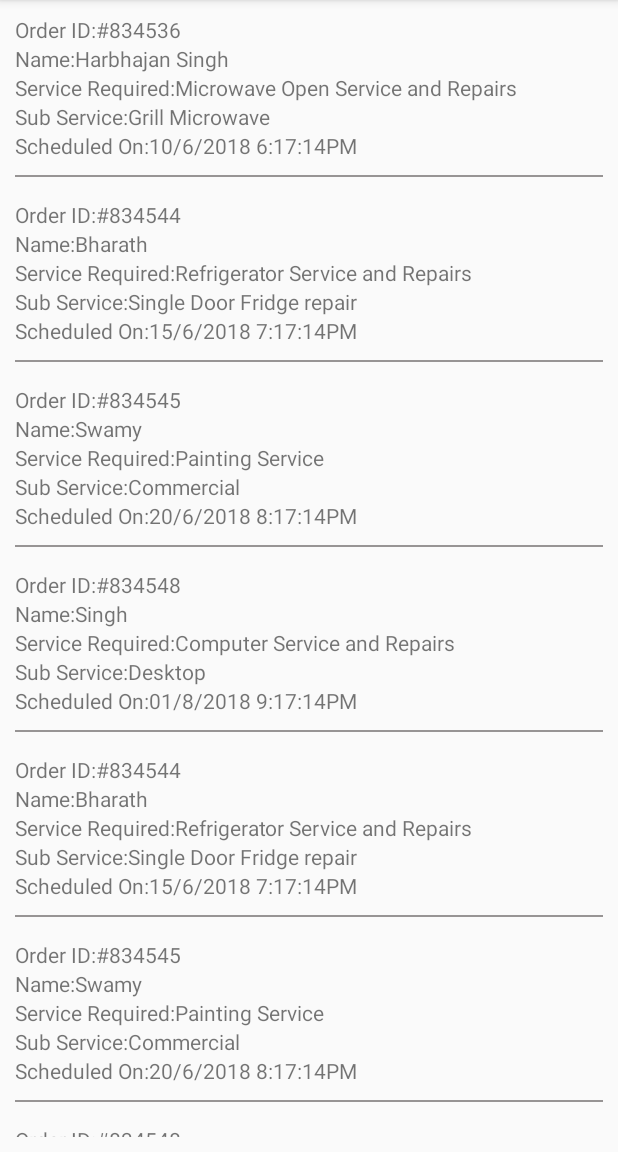
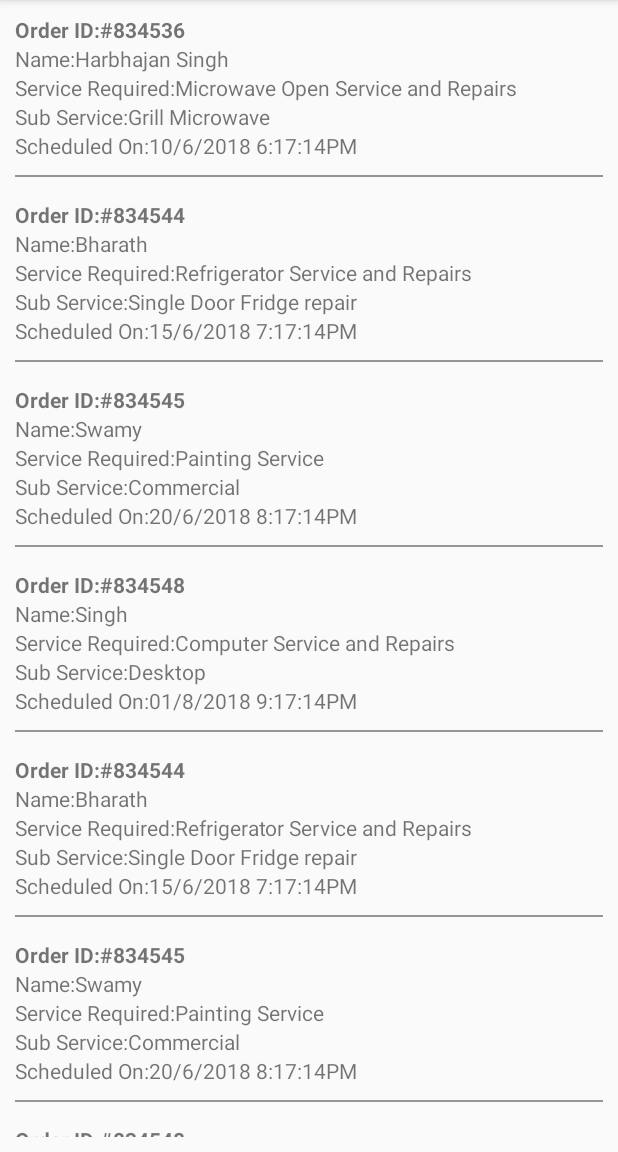
Before and after one commit to venkatmadhu03/DoorStepHub, an Android app: the HomeActivity screen opened directly, with no data from a screen before it, in the side drawer, after a tap on "My Bookings", on a phone screen of 412 x 824 dp, the part 84-1236 px from its top. Run offline under Robolectric (Android 15) with nearby library versions, the phone set to English and light mode, and no system bars.

Commit message:
Committed by M@ddy small changes made

```diff
--- a/app/src/main/java/appsnova/com/doorstephub/HomeActivity.java
+++ b/app/src/main/java/appsnova/com/doorstephub/HomeActivity.java
@@ -66,7 +66,7 @@ public class HomeActivity extends AppCompatActivity
         navigationView.setNavigationItemSelectedListener(this);
         servicesCategoryRecyclerView = findViewById(R.id.servicesCategoryRecyclerView);
         serviceCategoryModelList = new ArrayList<ServiceCategoryModel>();
-        homeAdapter = new HomeAdapter(serviceCategoryModelList);
+        homeAdapter = new HomeAdapter(serviceCategoryModelList, this);
 
         LinearLayoutManager layoutManager = new LinearLayoutManager(this);
         layoutManager.setOrientation(RecyclerView.VERTICAL);
@@ -76,7 +76,7 @@ public class HomeActivity extends AppCompatActivity
         servicesCategoryRecyclerView.setAdapter(homeAdapter);
 
         onPrepareData();
-    }
+    } //onCreate
     public void onPrepareData(){
         ServiceCategoryModel data =new ServiceCategoryModel("Sai");
         serviceCategoryModelList.add(data);
@@ -119,7 +119,7 @@ public class HomeActivity extends AppCompatActivity
 
 
         homeAdapter.notifyDataSetChanged();
-    }
+    } //onPrepareData
     @Override
     public void onBackPressed() {
         DrawerLayout drawer = (DrawerLayout) findViewById(R.id.drawer_layout);
@@ -128,29 +128,8 @@ public class HomeActivity extends AppCompatActivity
         } else {
             super.onBackPressed();
         }
-    }
+    } //onBackPressed
 
-/*    @Override
-    public boolean onCreateOptionsMenu(Menu menu) {
-        // Inflate the menu; this adds items to the action bar if it is present.
-        getMenuInflater().inflate(R.menu.home, menu);
-        return true;
-    }
-
-    @Override
-    public boolean onOptionsItemSelected(MenuItem item) {
-        // Handle action bar item clicks here. The action bar will
-        // automatically handle clicks on the Home/Up button, so long
-        // as you specify a parent activity in AndroidManifest.xml.
-        int id = item.getItemId();
-
-        //noinspection SimplifiableIfStatement
-        if (id == R.id.action_settings) {
-            return true;
-        }
-
-        return super.onOptionsItemSelected(item);
-    }*/
 
     @SuppressWarnings("StatementWithEmptyBody")
     @Override
@@ -207,5 +186,5 @@ public class HomeActivity extends AppCompatActivity
         DrawerLayout drawer = (DrawerLayout) findViewById(R.id.drawer_layout);
         drawer.closeDrawer(GravityCompat.START);
         return true;
-    }
+    } //onNavigationItemSelected
 }
--- a/app/src/main/java/appsnova/com/doorstephub/ServiceSelectionActivity.java
+++ b/app/src/main/java/appsnova/com/doorstephub/ServiceSelectionActivity.java
@@ -7,6 +7,7 @@ import androidx.recyclerview.widget.RecyclerView;
 import appsnova.com.doorstephub.adapters.ServiceSelectionAdapter;
 import appsnova.com.doorstephub.models.ServiceSelectionModel;
 
+import android.content.Intent;
 import android.graphics.drawable.ColorDrawable;
 import android.os.Bundle;
 import android.util.Log;
@@ -92,6 +93,7 @@ public class ServiceSelectionActivity extends AppCompatActivity {
             }
 
         }
+        startActivity(new Intent(this, ServiceScheduleActivity.class));
 
     }
 }
--- a/app/src/main/java/appsnova/com/doorstephub/adapters/HomeAdapter.java
+++ b/app/src/main/java/appsnova/com/doorstephub/adapters/HomeAdapter.java
@@ -1,5 +1,7 @@
 package appsnova.com.doorstephub.adapters;
 
+import android.content.Context;
+import android.content.Intent;
 import android.graphics.Color;
 import android.graphics.drawable.GradientDrawable;
 import android.view.LayoutInflater;
@@ -13,11 +15,13 @@ import java.util.Random;
 import androidx.annotation.NonNull;
 import androidx.recyclerview.widget.RecyclerView;
 import appsnova.com.doorstephub.R;
+import appsnova.com.doorstephub.ServiceSelectionActivity;
 import appsnova.com.doorstephub.models.ServiceCategoryModel;
 import appsnova.com.doorstephub.ownlibraries.MyTextView;
 
 public class HomeAdapter extends RecyclerView.Adapter<HomeAdapter.MyViewHolder> {
     List<ServiceCategoryModel> serviceCategoryModelList;
+    Context context;
 
     @NonNull
     @Override
@@ -28,8 +32,9 @@ public class HomeAdapter extends RecyclerView.Adapter<HomeAdapter.MyViewHolder>
         return myViewHolder;
     }
 
-    public HomeAdapter(List<ServiceCategoryModel> serviceCategoryModelList) {
+    public HomeAdapter(List<ServiceCategoryModel> serviceCategoryModelList, Context context) {
         this.serviceCategoryModelList = serviceCategoryModelList;
+        this.context = context;
     }
 
     @Override
@@ -65,7 +70,7 @@ public class HomeAdapter extends RecyclerView.Adapter<HomeAdapter.MyViewHolder>
         myViewHolder.recycler_container.setOnClickListener(new View.OnClickListener() {
             @Override
             public void onClick(View v) {
-
+                context.startActivity(new Intent(context, ServiceSelectionActivity.class));
             }
         });
 
--- a/app/src/main/java/appsnova/com/doorstephub/adapters/ServiceSelectionAdapter.java
+++ b/app/src/main/java/appsnova/com/doorstephub/adapters/ServiceSelectionAdapter.java
@@ -33,7 +33,7 @@ public class ServiceSelectionAdapter   extends RecyclerView.Adapter<ServiceSelec
     public void onBindViewHolder(@NonNull ServiceSelectionViewHolder holder, int i) {
 
         final ServiceSelectionModel serviceSelectionModel = serviceSelectionModelList.get(i);
-        holder.servicetext.setText(serviceSelectionModel.getName());
+        holder.servicerow_checkbox.setText(serviceSelectionModel.getName());
         holder.servicerow_checkbox.setOnCheckedChangeListener(new CompoundButton.OnCheckedChangeListener() {
             @Override
             public void onCheckedChanged(CompoundButton buttonView, boolean isChecked) {
@@ -63,7 +63,7 @@ public class ServiceSelectionAdapter   extends RecyclerView.Adapter<ServiceSelec
         public ServiceSelectionViewHolder(@NonNull View itemView) {
             super(itemView);
             servicerelativelayout = itemView.findViewById(R.id.container);
-            servicetext =itemView.findViewById(R.id.servicerow_text);
+        //    servicetext =itemView.findViewById(R.id.servicerow_text);
             servicerow_checkbox = itemView.findViewById(R.id.service_row_checkbox);
         }
     }
--- a/app/src/main/res/layout/activity_login.xml
+++ b/app/src/main/res/layout/activity_login.xml
@@ -59,7 +59,7 @@
                         android:layout_width="match_parent"
                         android:layout_height="wrap_content"
                         android:id="@+id/mobileNumberLoginET"
-                        android:hint="enter_login_id_hint"
+                        android:hint="@string/enter_login_id_hint"
                         android:drawableStart="@drawable/phone"
                         android:backgroundTint="@color/colorPrimary"
                         android:textColorHint="@color/colorPrimary"
@@ -96,7 +96,8 @@
                     android:src="@drawable/forwardarrow"
                     android:layout_below="@+id/passwordLoginTIL"
                     android:layout_marginTop="10dp"
-                    android:layout_centerHorizontal="true"/>
+                    android:layout_centerHorizontal="true"
+                    android:onClick="loginsuccessfull"/>
 
             </RelativeLayout>
 
--- a/app/src/main/res/layout/mybooking_list_row.xml
+++ b/app/src/main/res/layout/mybooking_list_row.xml
@@ -12,7 +12,8 @@
         android:layout_width="wrap_content"
         android:layout_height="wrap_content"
         android:id="@+id/mybooking_orderidtxt"
-        android:text="OrderId:" />
+        android:text="OrderId:"
+        android:textStyle="bold"/>
     <TextView
         android:layout_width="wrap_content"
         android:layout_height="wrap_content"
--- a/app/src/main/res/values/styles.xml
+++ b/app/src/main/res/values/styles.xml
@@ -32,6 +32,8 @@
     <style name="CheckBoxTheme" parent="Theme.AppCompat.Light">
         <item name="colorControlNormal">#FFC107</item>
         <item name="colorControlActivated">#9C27B0</item>
+        <item name="android:textSize">18sp</item>
+        <item name="android:textStyle">bold</item>
     </style>
 
 </resources>
```
Also changed, not shown: app/src/main/AndroidManifest.xml (+5 -7 lines), app/src/main/java/appsnova/com/doorstephub/ServiceScheduleActivity.java (+14 -15 lines), app/src/main/res/layout/service_selection_list_row.xml (+11 -9 lines).
